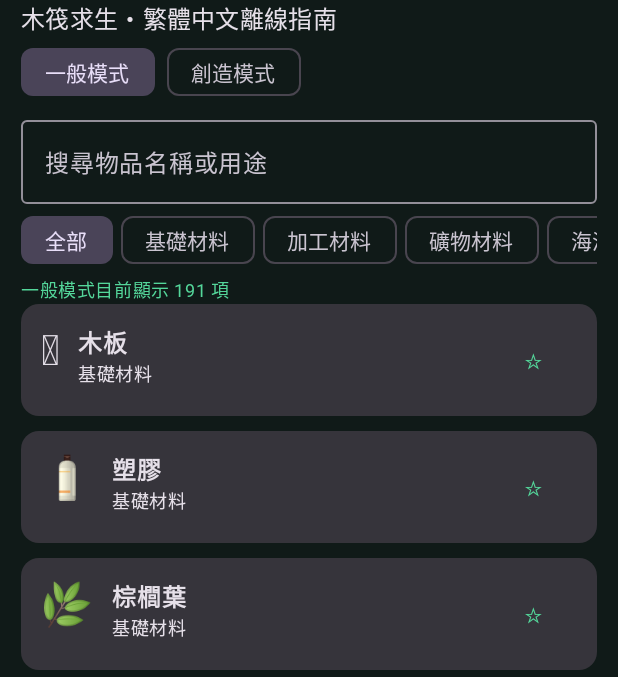
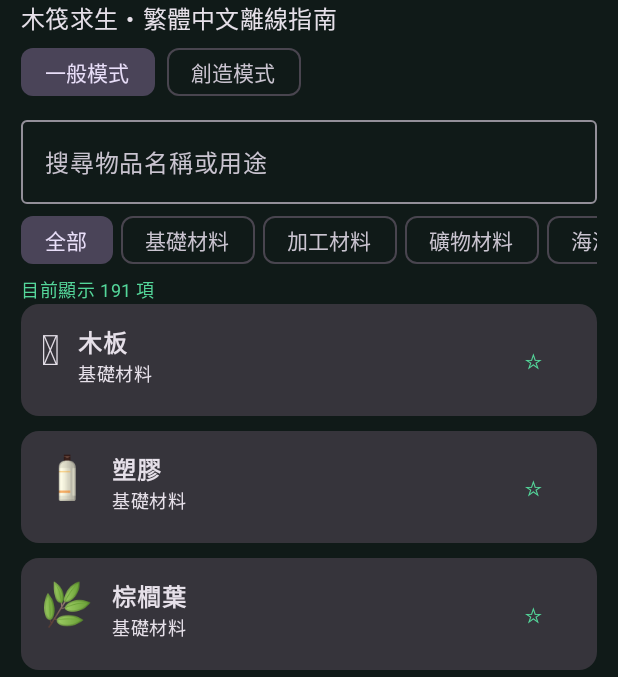
Before and after one commit to a0906701882-byte/raft-guide, an Android app built with Jetpack Compose: the screen it shows after launch (MainActivity), on a phone screen of 412 x 824 dp, the part 96-773 px from its top. Run offline under Robolectric (Android 15) with nearby library versions, the phone set to English and light mode, and no system bars.

Commit message:
Simplify displayed item count label

```diff
--- a/app/src/main/java/com/watermelon/raftguide/MainActivity.kt
+++ b/app/src/main/java/com/watermelon/raftguide/MainActivity.kt
@@ -468,7 +468,7 @@ fun GuideApp(){
  if(page=="物品百科")LazyRow(horizontalArrangement=Arrangement.spacedBy(5.dp)){items(categories){c->FilterChip(selected=category==c,onClick={category=c},label={Text(c)})}}
  if(chosen==null){
  val list=if(page=="收藏")favoriteItems else filtered
-  Text("${if(page=="收藏")"收藏" else mode}目前顯示 ${list.size} 項",style=MaterialTheme.typography.bodySmall,color=MaterialTheme.colorScheme.primary)
+  Text("目前顯示 ${list.size} 項",style=MaterialTheme.typography.bodySmall,color=MaterialTheme.colorScheme.primary)
 
  LazyColumn(Modifier.weight(1f).fillMaxWidth(),verticalArrangement=Arrangement.spacedBy(10.dp),contentPadding=PaddingValues(bottom=32.dp)){
  items(list,key={it.name+it.cat},contentType={"raft_item"}){item->Card(Modifier.fillMaxWidth().clickable{chosen=item}){
```
